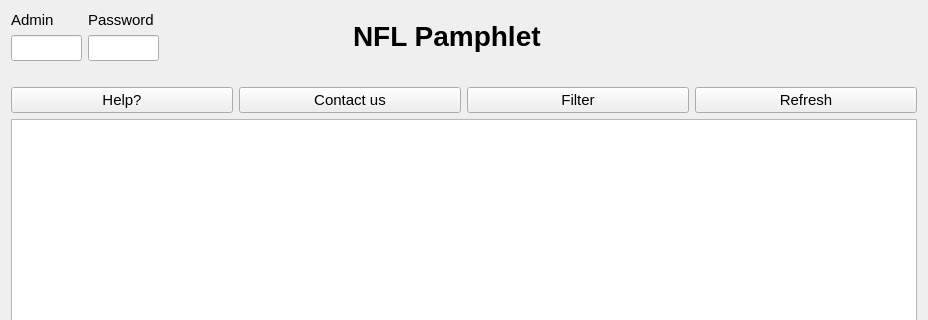
The window that NFL-Pamphlet/mainwindow.ui (jasperdoan/NFL-Pamphlet) describes before a commit, drawn with Qt 5; both pictures show x 0 to 928 and y 0 to 320 of the 928 by 781 pixel window.
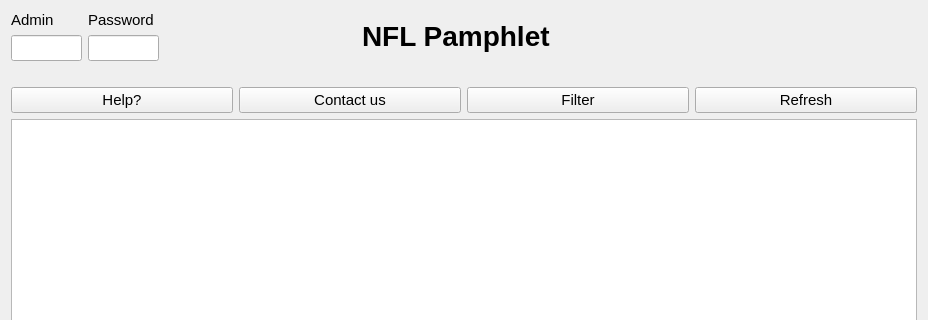
The same window after the commit.

Commit message:
did bridget's fixes again
filter button to be at the top / center of the window.

Diff of the .ui file:
```diff
--- a/NFL-Pamphlet/mainwindow.ui
+++ b/NFL-Pamphlet/mainwindow.ui
@@ -91,7 +91,7 @@
           </font>
          </property>
          <property name="text">
-          <string>NFL Pamphlet</string>
+          <string>NFL Pamphlet                      </string>
          </property>
         </widget>
        </item>
@@ -102,20 +102,7 @@
          </property>
          <property name="sizeHint" stdset="0">
           <size>
-           <width>128</width>
-           <height>20</height>
-          </size>
-         </property>
-        </spacer>
-       </item>
-       <item>
-        <spacer name="horizontalSpacer_4">
-         <property name="orientation">
-          <enum>Qt::Horizontal</enum>
-         </property>
-         <property name="sizeHint" stdset="0">
-          <size>
-           <width>148</width>
+           <width>168</width>
            <height>20</height>
           </size>
          </property>
```
